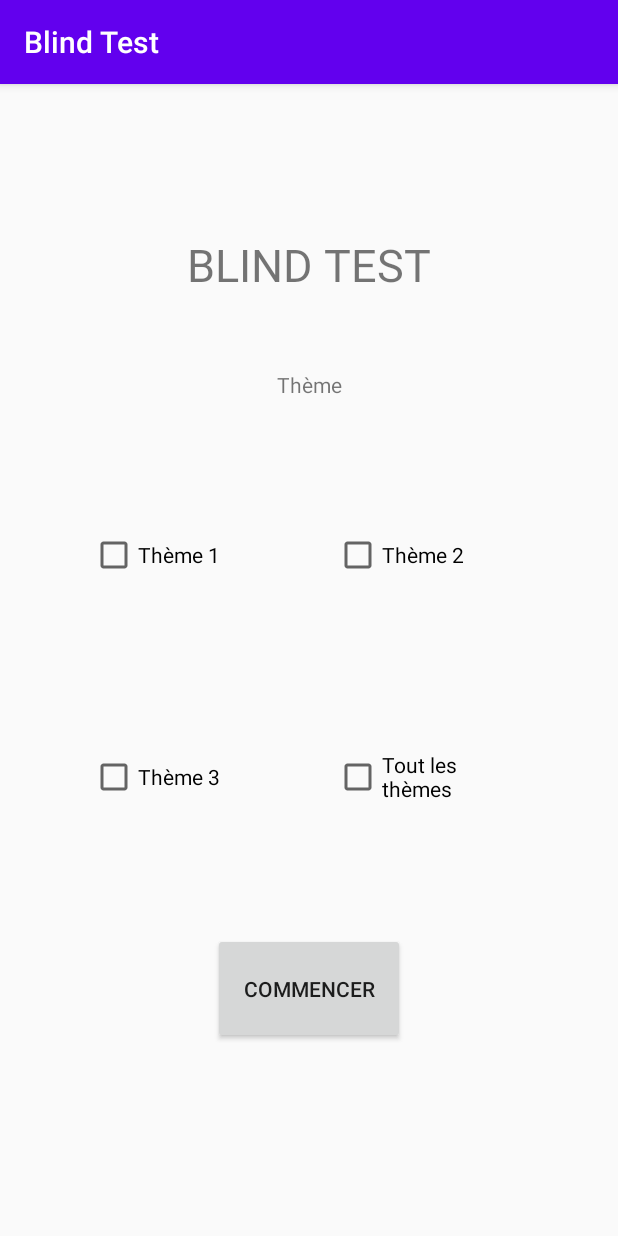
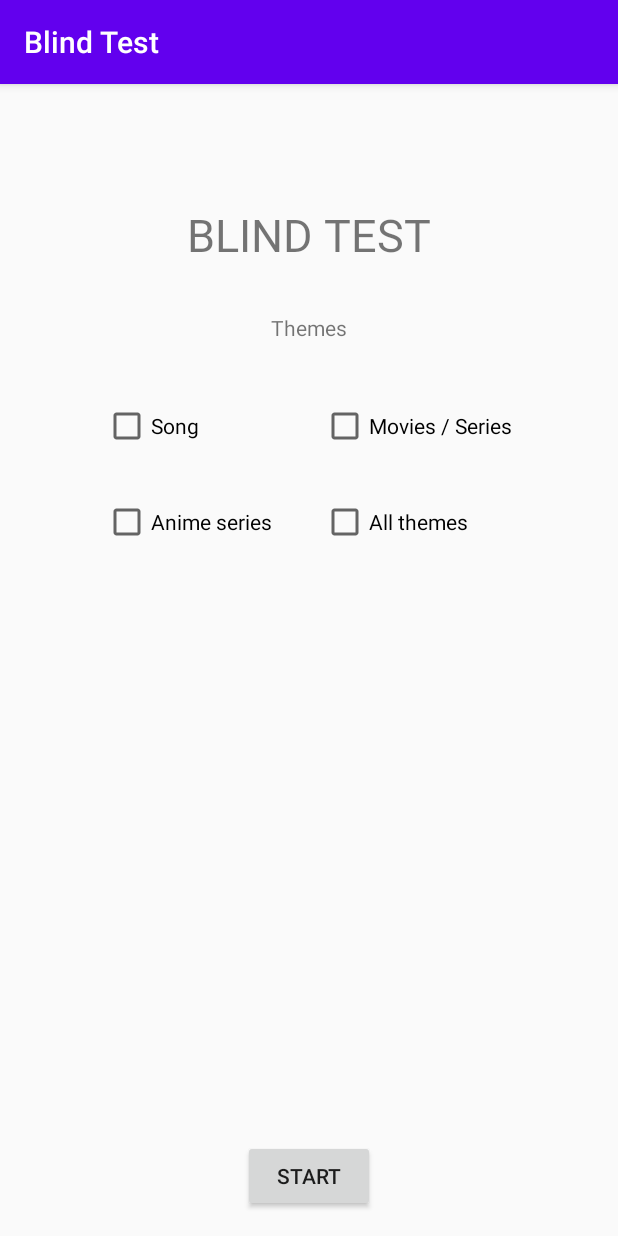
Before and after one commit to MILHugo/blindTest, an Android app: the ThemeActivity screen opened directly, with no data from a screen before it, on a phone screen of 412 x 824 dp. Run offline under Robolectric (Android 15) with nearby library versions, the phone set to English and light mode, and no system bars.

Commit message:
Ajustements des vues

```diff
--- a/app/src/main/res/layout/activity_multiplayer.xml
+++ b/app/src/main/res/layout/activity_multiplayer.xml
@@ -10,7 +10,7 @@
         android:id="@+id/txt_titre"
         android:layout_width="wrap_content"
         android:layout_height="0dp"
-        android:layout_marginTop="80dp"
+        android:layout_marginTop="100dp"
         android:text="BLIND TEST"
         android:textSize="30sp"
         app:layout_constraintLeft_toLeftOf="parent"
@@ -22,9 +22,11 @@
         android:id="@+id/id_imageM"
         android:layout_width="0dp"
         android:layout_height="0dp"
+        android:layout_marginStart="8dp"
         android:layout_marginTop="32dp"
+        android:layout_marginEnd="8dp"
         android:layout_marginBottom="32dp"
-        app:layout_constraintBottom_toTopOf="@+id/idTempsResM"
+        app:layout_constraintBottom_toTopOf="@+id/idTempsResM2"
         app:layout_constraintEnd_toEndOf="parent"
         app:layout_constraintStart_toStartOf="parent"
         app:layout_constraintTop_toBottomOf="@+id/txt_titre"
--- a/app/src/main/res/layout/activity_theme.xml
+++ b/app/src/main/res/layout/activity_theme.xml
@@ -9,74 +9,83 @@
         android:id="@+id/TXT_titleTheme"
         android:layout_width="wrap_content"
         android:layout_height="wrap_content"
-        android:layout_marginTop="100dp"
-        android:text="BLIND TEST"
+        android:layout_marginTop="80dp"
+        android:text="@string/blind_test"
         android:textSize="30sp"
-        app:layout_constraintBottom_toBottomOf="parent"
         app:layout_constraintLeft_toLeftOf="parent"
         app:layout_constraintRight_toRightOf="parent"
         app:layout_constraintTop_toTopOf="parent"
-        app:layout_constraintVertical_bias="0.0"
         tools:text="BLIND TEST" />
 
     <Button
         android:id="@+id/BTN_commencer"
-        android:layout_width="128dp"
-        android:layout_height="74dp"
-        android:layout_marginTop="80dp"
-        android:text="Commencer"
+        android:layout_width="wrap_content"
+        android:layout_height="0dp"
+        android:layout_marginBottom="16dp"
+        android:text="@string/commencer"
+        app:layout_constraintBottom_toBottomOf="parent"
         app:layout_constraintEnd_toEndOf="parent"
         app:layout_constraintHorizontal_bias="0.5"
-        app:layout_constraintStart_toStartOf="parent"
-        app:layout_constraintTop_toBottomOf="@+id/CHK_Theme3" />
+        app:layout_constraintStart_toStartOf="parent" />
 
     <TextView
         android:id="@+id/TXT_theme"
         android:layout_width="wrap_content"
         android:layout_height="wrap_content"
-        android:layout_marginTop="50dp"
-        android:text="Thème"
+        android:layout_marginTop="32dp"
+        android:text="@string/themes"
         app:layout_constraintEnd_toEndOf="parent"
         app:layout_constraintStart_toStartOf="parent"
         app:layout_constraintTop_toBottomOf="@+id/TXT_titleTheme" />
 
+    <LinearLayout
+        android:id="@+id/linearLayout"
+        android:layout_width="wrap_content"
+        android:layout_height="0dp"
+        android:layout_marginStart="8dp"
+        android:layout_marginTop="24dp"
+        android:layout_marginEnd="8dp"
+        android:orientation="horizontal"
+        app:layout_constraintEnd_toEndOf="parent"
+        app:layout_constraintStart_toStartOf="parent"
+        app:layout_constraintTop_toBottomOf="@+id/TXT_theme">
+
         <CheckBox
-        android:id="@+id/CHK_Theme1"
+            android:id="@+id/CHK_song"
             android:layout_width="129dp"
             android:layout_height="48dp"
-        android:layout_marginStart="60dp"
-        android:layout_marginTop="80dp"
-        android:text="Thème 1"
-        app:layout_constraintStart_toStartOf="parent"
-        app:layout_constraintTop_toBottomOf="@+id/TXT_theme" />
+            android:layout_margin="8dp"
+            android:text="@string/song" />
 
         <CheckBox
-        android:id="@+id/CHK_Theme3"
+            android:id="@+id/CHK_movies"
             android:layout_width="129dp"
             android:layout_height="48dp"
-        android:layout_marginStart="60dp"
-        android:layout_marginTop="100dp"
-        android:text="Thème 3"
+            android:layout_margin="8dp"
+            android:text="@string/movies_series" />
+    </LinearLayout>
+
+    <LinearLayout
+        android:layout_width="wrap_content"
+        android:layout_height="0dp"
+        android:orientation="horizontal"
+        app:layout_constraintEnd_toEndOf="parent"
         app:layout_constraintStart_toStartOf="parent"
-        app:layout_constraintTop_toBottomOf="@+id/CHK_Theme1" />
+        app:layout_constraintTop_toBottomOf="@+id/linearLayout">
 
         <CheckBox
-        android:id="@+id/CHK_Theme2"
+            android:id="@+id/CHK_anime"
             android:layout_width="129dp"
             android:layout_height="48dp"
-        android:layout_marginTop="80dp"
-        android:layout_marginEnd="60dp"
-        android:text="Thème 2"
-        app:layout_constraintEnd_toEndOf="parent"
-        app:layout_constraintTop_toBottomOf="@+id/TXT_theme" />
+            android:layout_margin="8dp"
+            android:text="@string/anime_series" />
 
         <CheckBox
             android:id="@+id/CHK_ThemeAll"
             android:layout_width="129dp"
             android:layout_height="48dp"
-        android:layout_marginTop="100dp"
-        android:layout_marginEnd="60dp"
-        android:text="Tout les thèmes"
-        app:layout_constraintEnd_toEndOf="parent"
-        app:layout_constraintTop_toBottomOf="@+id/CHK_Theme2" />
+            android:layout_margin="8dp"
+            android:text="@string/all_themes" />
+    </LinearLayout>
+
 </androidx.constraintlayout.widget.ConstraintLayout>
--- a/app/src/main/res/values/strings.xml
+++ b/app/src/main/res/values/strings.xml
@@ -1,4 +1,16 @@
 <resources>
     <string name="app_name">Blind Test</string>
     <string name="in_development">Service in development</string>
+    <string name="themes">Themes</string>
+    <string name="all_themes">All themes</string>
+    <string name="anime_series">Anime series</string>
+    <string name="movies_series">Movies / Series</string>
+    <string name="song">Song</string>
+    <string name="commencer">Start</string>
+    <string name="blind_test">BLIND TEST</string>
+    <string name="singleplayer">Singleplayer</string>
+    <string name="multiplayer">Multiplayer</string>
+    <string name="statistics">Statistics</string>
+    <string name="dark_mode">Dark Mode</string>
+    <string name="settings">Settings</string>
 </resources>
```
Also changed, not shown: app/src/main/java/com/example/blindtest/SingleplayerActivity.java (+37 -0 lines), app/src/main/res/layout/activity_main.xml (+13 -17 lines), app/src/main/res/layout/activity_setting.xml (+25 -22 lines), app/src/main/res/layout/activity_singleplayer.xml (+19 -14 lines), 1 other file. Lines whose indentation alone changed are shown as unchanged.
